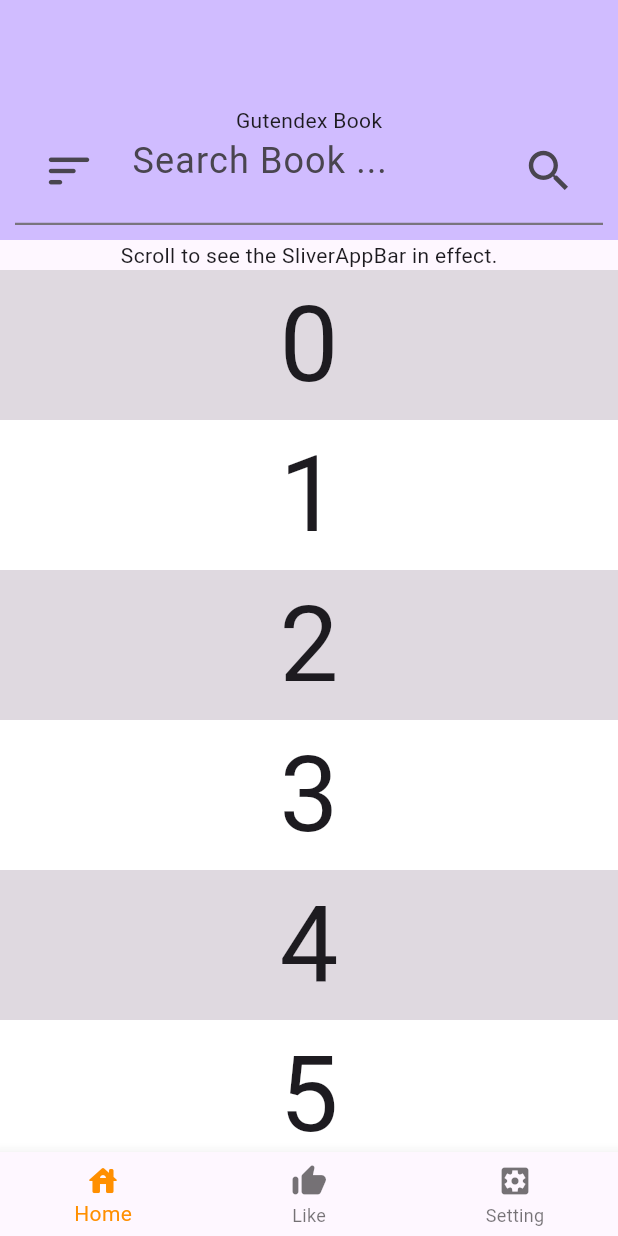
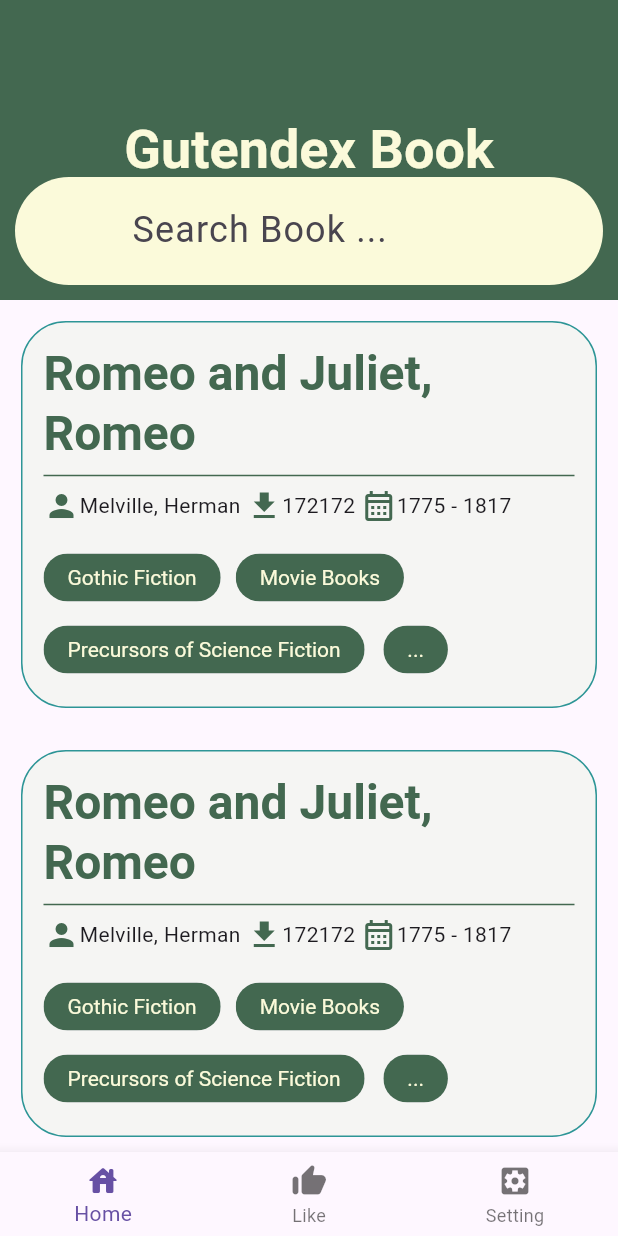
Before and after one commit to gedeivanpratama/guternberg_book, a Flutter app: the screen it shows after launch, on a phone screen of 412 x 824 dp. Run offline on Flutter 3.47's test engine with Material 3 defaults, Android fonts, the phone set to English and light mode, and no system bars; our stand-ins replace bloc, dio, equatable, flutter_bloc; generated files the repository leaves out were written again.

Commit message:
update design

```diff
--- a/lib/core/theme/custom_theme.dart
+++ b/lib/core/theme/custom_theme.dart
@@ -6,8 +6,56 @@ class CustomTheme {
 
   ThemeData get() => ThemeData(
         appBarTheme: AppBarTheme(
-          backgroundColor: Theme.of(context).colorScheme.inversePrimary,
+          backgroundColor: Color(0xFF436850),
+          titleTextStyle: TextStyle(color: Color.fromRGBO(236, 244, 214, 1)),
         ),
+        primaryColor: Color(0xFF2D9596),
+        // scaffoldBackgroundColor: Color(0xFFECF4D6),
         useMaterial3: true,
+        inputDecorationTheme: InputDecorationTheme(
+          contentPadding: EdgeInsets.zero,
+          filled: true,
+          fillColor: Color(0xffFBFADA),
+          border: OutlineInputBorder(
+              borderRadius: BorderRadius.circular(25),
+              borderSide: BorderSide.none),
+        ),
+        iconButtonTheme: IconButtonThemeData(
+          style: ButtonStyle(
+            iconColor: MaterialStateProperty.all(
+              Color(0xffFBFADA),
+            ),
+          ),
+        ),
+        textTheme: TextTheme(
+          displayLarge: TextStyle(
+            color: Color(0xffFBFADA),
+          ),
+          displayMedium: TextStyle(
+            color: Color(0xffFBFADA),
+          ),
+          displaySmall: TextStyle(
+            color: Color(0xffFBFADA),
+            fontWeight: FontWeight.bold,
+          ),
+          headlineLarge: TextStyle(
+            color: Color(0xFF436850),
+            fontWeight: FontWeight.bold,
+          ),
+        ),
+        dividerTheme: DividerThemeData(
+          color: Color(0xFF436850),
+        ),
+        iconTheme: IconThemeData(
+          color: Color(0xFF436850),
+        ),
+        chipTheme: ChipThemeData(
+          labelStyle: TextStyle(color: Color(0xffFBFADA)),
+          backgroundColor: Color(0xFF436850),
+          side: BorderSide.none,
+          shape: RoundedRectangleBorder(
+            borderRadius: BorderRadius.circular(30),
+          ),
+        ),
       );
 }
--- a/lib/features/home/main_screen.dart
+++ b/lib/features/home/main_screen.dart
@@ -79,7 +79,6 @@ class _MainScreenState extends State<MainScreen> {
                     ),
                   ],
                   currentIndex: _selectedIndex,
-                  selectedItemColor: Colors.amber[800],
                   onTap: (int index) {
                     switch (index) {
                       case 0:
--- a/lib/features/home/presentations/screens/home_screen.dart
+++ b/lib/features/home/presentations/screens/home_screen.dart
@@ -1,4 +1,6 @@
+import 'package:flutter/cupertino.dart';
 import 'package:flutter/material.dart';
+import 'package:flutter/widgets.dart';
 import 'package:guternberg_book/features/home/domain/params/params_book.dart';
 
 class HomeScreen extends StatefulWidget {
@@ -23,7 +25,7 @@ class _HomeScreenState extends State<HomeScreen> {
           SliverAppBar(
             pinned: true,
             floating: true,
-            expandedHeight: 160.0,
+            expandedHeight: 200.0,
             flexibleSpace: FlexibleSpaceBar(
               titlePadding: EdgeInsets.all(10),
               centerTitle: true,
@@ -47,32 +49,107 @@ class _HomeScreenState extends State<HomeScreen> {
                   FocusScope.of(context).unfocus();
                 },
               ),
-              background: Center(child: Text('Gutendex Book')),
-            ),
-          ),
-          const SliverToBoxAdapter(
-            child: SizedBox(
-              height: 20,
-              child: Center(
-                child: Text('Scroll to see the SliverAppBar in effect.'),
+              background: Center(
+                child: Text(
+                  'Gutendex Book',
+                  style: Theme.of(context).textTheme.displaySmall,
+                ),
               ),
             ),
           ),
           SliverList(
             delegate: SliverChildBuilderDelegate(
               (BuildContext context, int index) {
-                return Container(
-                  color: index.isOdd ? Colors.white : Colors.black12,
-                  height: 100.0,
-                  child: Center(
-                    child: Text(
-                      '$index',
-                      textScaler: const TextScaler.linear(5),
+                return Padding(
+                  padding: const EdgeInsets.all(14),
+                  child: InkWell(
+                    borderRadius: BorderRadius.circular(30),
+                    onTap: () {},
+                    child: Container(
+                      padding: EdgeInsets.all(14),
+                      decoration: BoxDecoration(
+                        color: Color.fromARGB(255, 245, 245, 243),
+                        borderRadius: BorderRadius.circular(30),
+                        border: Border.all(color: Color(0xFF2D9596)),
+                      ),
+                      child: Column(
+                        mainAxisAlignment: MainAxisAlignment.start,
+                        crossAxisAlignment: CrossAxisAlignment.start,
+                        children: [
+                          Row(
+                            children: [
+                              Expanded(
+                                flex: 5,
+                                child: Text(
+                                  "Romeo and Juliet, Romeo",
+                                  style:
+                                      Theme.of(context).textTheme.headlineLarge,
+                                  maxLines: 2,
+                                  overflow: TextOverflow.ellipsis,
+                                ),
+                              ),
+                            ],
+                          ),
+                          Divider(thickness: 1),
+                          Wrap(
+                            crossAxisAlignment: WrapCrossAlignment.start,
+                            alignment: WrapAlignment.start,
+                            children: [
+                              Row(
+                                mainAxisSize: MainAxisSize.min,
+                                children: [
+                                  Icon(Icons.person),
+                                  Text(
+                                    "Melville, Herman ",
+                                    overflow: TextOverflow.ellipsis,
+                                    maxLines: 2,
+                                  ),
+                                ],
+                              ),
+                              Row(
+                                mainAxisSize: MainAxisSize.min,
+                                children: [
+                                  Icon(Icons.download),
+                                  Text(
+                                    "172172 ",
+                                    overflow: TextOverflow.ellipsis,
+                                  ),
+                                ],
+                              ),
+                              Row(
+                                mainAxisSize: MainAxisSize.min,
+                                children: [
+                                  Icon(Icons.calendar_month_outlined),
+                                  Text(
+                                    "1775 - 1817 ",
+                                    overflow: TextOverflow.ellipsis,
+                                    maxLines: 5,
+                                  ),
+                                ],
+                              ),
+                            ],
+                          ),
+                          SizedBox(height: 12),
+                          Wrap(
+                            crossAxisAlignment: WrapCrossAlignment.start,
+                            alignment: WrapAlignment.start,
+                            spacing: 10,
+                            runSpacing: 0,
+                            children: [
+                              Chip(label: Text("Gothic Fiction")),
+                              Chip(label: Text("Movie Books")),
+                              Chip(
+                                  label: Text("Precursors of Science Fiction")),
+                              Chip(label: Text("...")),
+                            ],
+                          )
+                        ],
+                      ),
                     ),
                   ),
                 );
               },
-              childCount: 20,
+              childCount: 30,
             ),
           ),
         ],
```
